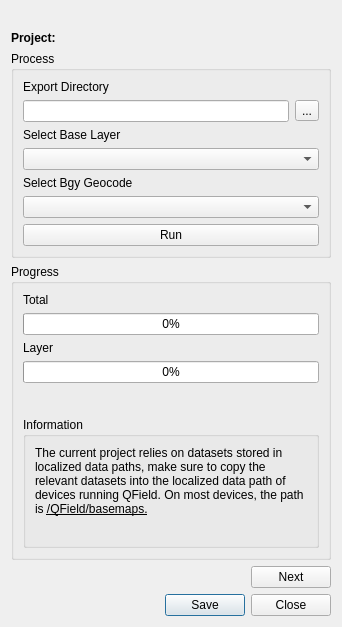
This is ui/package_dialog.ui in Geotags-GMD/auqcbms as Qt 5 draws it before an edit. The edited form follows.
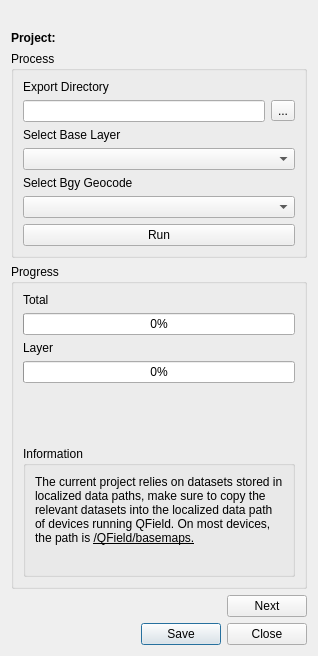
This is the edited form. Icons and pictures are not drawn.

```diff
--- a/ui/package_dialog.ui
+++ b/ui/package_dialog.ui
@@ -6,8 +6,8 @@
    <rect>
     <x>0</x>
     <y>0</y>
-    <width>342</width>
-    <height>570</height>
+    <width>318</width>
+    <height>656</height>
    </rect>
   </property>
   <property name="windowTitle">
```
